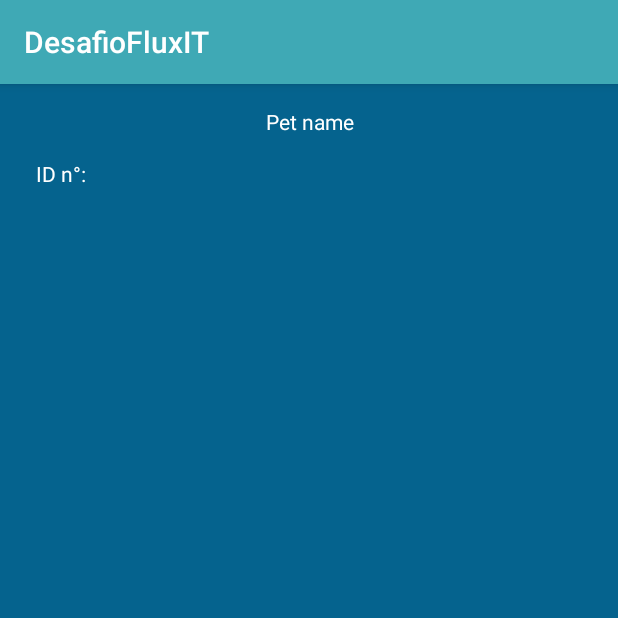
After one commit to soymanucho/desafioTecnicoFluxIT, an Android app: the fragment FragmentPetDetail shown on its own in the app's theme, on a phone screen of 412 x 824 dp, the top half of it. The commit adds this screen. Run offline under Robolectric (Android 15) with nearby library versions, the phone set to English and light mode, and no system bars; 3 statements that could not run were skipped.

Commit message:
Fragments funcionando

```diff
--- a/app/build.gradle
+++ b/app/build.gradle
@@ -22,6 +22,7 @@ dependencies {
     implementation fileTree(dir: 'libs', include: ['*.jar'])
     implementation 'com.android.support:appcompat-v7:26.1.0'
     implementation 'com.android.support.constraint:constraint-layout:1.0.2'
+    implementation 'com.android.support:support-v4:26.1.0'
     testImplementation 'junit:junit:4.12'
     androidTestImplementation 'com.android.support.test:runner:1.0.1'
     androidTestImplementation 'com.android.support.test.espresso:espresso-core:3.0.1'
--- a/app/src/main/java/com/example/juanmanuelalvarez/desafiofluxit/utils/ListenerListView.java
+++ b/app/src/main/java/com/example/juanmanuelalvarez/desafiofluxit/utils/ListenerListView.java
@@ -24,7 +24,8 @@ public class ListenerListView implements AdapterView.OnItemClickListener {
         Intent intent = new Intent(context,PetDetailActivity.class);
 
         Bundle bundle = new Bundle();
-        bundle.putSerializable("pet",pet);
+        // bundle.putSerializable("pet",pet);
+        bundle.putString("id",pet.getId());
 
         intent.putExtras(bundle);
 
--- /dev/null
+++ b/app/src/main/java/com/example/juanmanuelalvarez/desafiofluxit/view/FragmentPetDetail.java
@@ -0,0 +1,46 @@
+package com.example.juanmanuelalvarez.desafiofluxit.view;
+
+
+import android.os.Bundle;
+import android.support.v4.app.Fragment;
+import android.view.LayoutInflater;
+import android.view.View;
+import android.view.ViewGroup;
+import android.widget.TextView;
+
+import com.example.juanmanuelalvarez.desafiofluxit.R;
+import com.example.juanmanuelalvarez.desafiofluxit.model.pojo.Pet;
+
+/**
+ * A simple {@link Fragment} subclass.
+ */
+public class FragmentPetDetail extends Fragment {
+
+    private TextView txtViewPetNameDetail;
+    private TextView txtViewPetIdDetail;
+    private Pet petRecieved;
+
+    public FragmentPetDetail() {
+        // Required empty public constructor
+    }
+
+
+    @Override
+    public View onCreateView(LayoutInflater inflater, ViewGroup container,
+                             Bundle savedInstanceState) {
+        View view = inflater.inflate(R.layout.layout_fragment_pet_detail, container, false);
+
+        Bundle bundle = getArguments();
+        petRecieved = (Pet) bundle.getSerializable("pet");
+
+        txtViewPetNameDetail = view.findViewById(R.id.txt_view_pet_name_detail);
+        txtViewPetIdDetail = view.findViewById(R.id.txt_view_pet_id_detail);
+
+
+        txtViewPetNameDetail.setText(petRecieved.getName());
+        txtViewPetIdDetail.setText(petRecieved.getId());
+
+        return view;
+    }
+
+}
--- /dev/null
+++ b/app/src/main/res/layout/layout_fragment_pet_detail.xml
@@ -0,0 +1,45 @@
+<LinearLayout xmlns:android="http://schemas.android.com/apk/res/android"
+    android:layout_width="match_parent"
+    android:layout_height="match_parent"
+    android:orientation="vertical"
+    android:background="@color/colorAzul"
+    >
+
+
+
+    <TextView
+        android:layout_width="match_parent"
+        android:layout_height="wrap_content"
+        android:layout_marginTop="15dp"
+        android:text="Pet name"
+        android:id="@+id/txt_view_pet_name_detail"
+        android:gravity="center"
+        android:textColor="@color/colorBlanco"
+        />
+    <LinearLayout
+        android:layout_width="match_parent"
+        android:layout_height="wrap_content"
+        android:layout_marginTop="15dp">
+
+        <TextView
+            android:layout_width="0dp"
+            android:layout_weight="20"
+            android:layout_height="wrap_content"
+            android:text="ID n°:"
+            android:gravity="center"
+            android:textColor="@color/colorBlanco"
+            />
+        <TextView
+            android:layout_width="0dp"
+            android:layout_weight="80"
+            android:layout_height="wrap_content"
+            android:id="@+id/txt_view_pet_id_detail"
+            android:textColor="@color/colorBlanco"
+            android:gravity="center"
+            />
+
+    </LinearLayout>
+
+
+
+</LinearLayout>
--- a/app/src/main/res/values/strings.xml
+++ b/app/src/main/res/values/strings.xml
@@ -1,3 +1,6 @@
 <resources>
     <string name="app_name">DesafioFluxIT</string>
+
+    <!-- TODO: Remove or change this placeholder text -->
+    <string name="hello_blank_fragment">Hello blank fragment</string>
 </resources>
```
Also changed, not shown: app/src/main/java/com/example/juanmanuelalvarez/desafiofluxit/controller/Controller.java (+13 -0 lines), app/src/main/java/com/example/juanmanuelalvarez/desafiofluxit/model/dao/DAOpets.java (+32 -1 lines), app/src/main/java/com/example/juanmanuelalvarez/desafiofluxit/utils/RetrofitService.java (+8 -0 lines), app/src/main/java/com/example/juanmanuelalvarez/desafiofluxit/view/FragmentPetNotDetail.java (added, +30 -0 lines), app/src/main/java/com/example/juanmanuelalvarez/desafiofluxit/view/PetDetailActivity.java (+38 -4 lines), app/src/main/res/layout/layout_activity_pet_detail.xml (+12 -11 lines), app/src/main/res/layout/layout_fragment_pet_not_detail.xml (added, +13 -0 lines).
